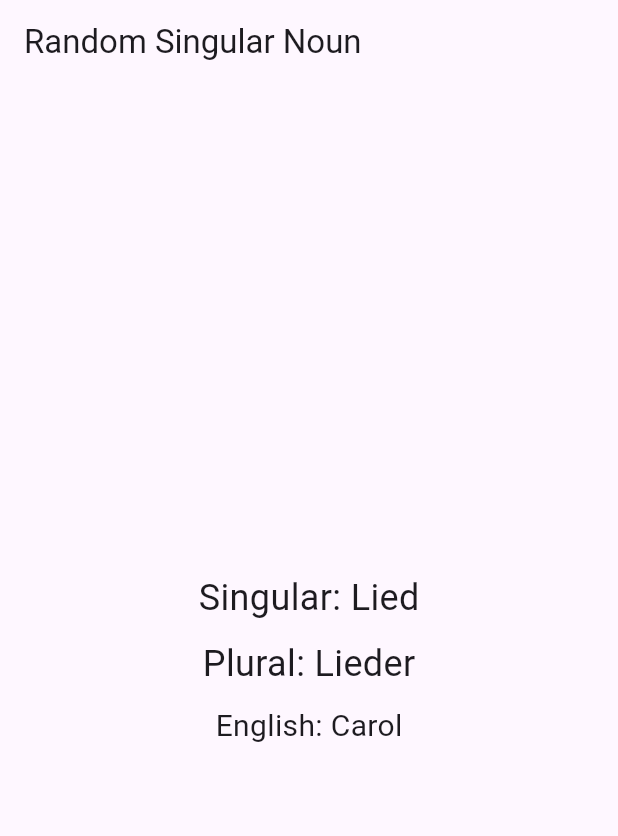
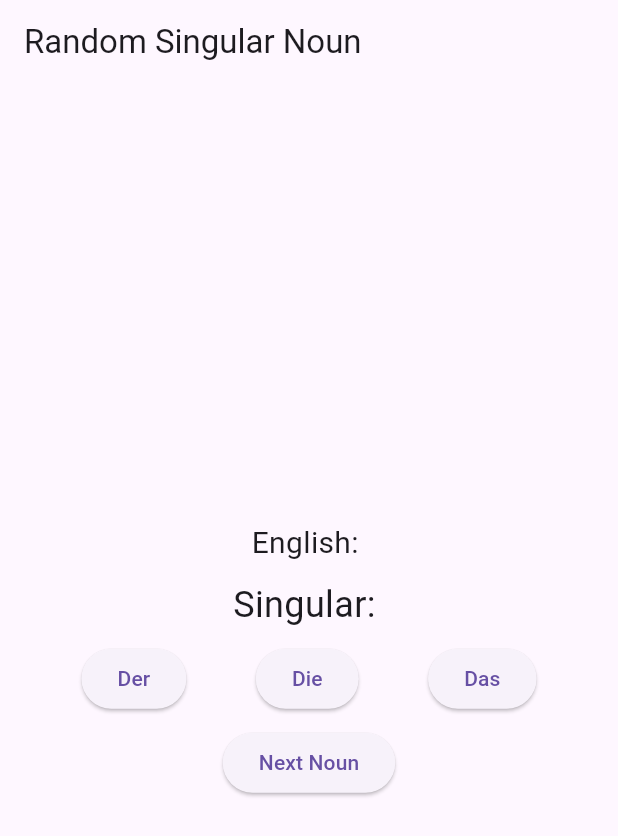
Before and after one commit to Chikitica/oh_nein, a Flutter app: the screen it shows after launch, on a phone screen of 412 x 824 dp. Shown: the top 836 px of the screen. Run offline on Flutter 3.47's test engine with Material 3 defaults, Android fonts, the phone set to English and light mode, and no system bars.

Commit message:
First working version.

```diff
--- a/lib/main.dart
+++ b/lib/main.dart
@@ -18,43 +18,31 @@ class MyApp extends StatelessWidget {
         appBar: AppBar(
           title: Text('Random Singular Noun'),
         ),
-        body: Center(
-          child: FutureBuilder(
-            future: _loadNouns(),
-            builder:
-                (BuildContext context, AsyncSnapshot<List<Noun>> snapshot) {
-              if (snapshot.connectionState == ConnectionState.waiting) {
-                return CircularProgressIndicator();
-              } else if (snapshot.hasError) {
-                return Text('Error loading data');
-              } else {
-                final List<Noun> nouns = snapshot.data ?? [];
-                final random = Random();
-                final randomNoun = nouns[random.nextInt(nouns.length - 1)];
-                return Column(
-                  mainAxisAlignment: MainAxisAlignment.center,
-                  children: [
-                    Text(
-                      'Singular: ${randomNoun.singular}',
-                      style: TextStyle(fontSize: 24.0),
-                    ),
-                    SizedBox(height: 10),
-                    Text(
-                      'Plural: ${randomNoun.plural}',
-                      style: TextStyle(fontSize: 24.0),
-                    ),
-                    SizedBox(height: 10),
-                    Text(
-                      'English: ${randomNoun.english}',
-                      style: TextStyle(fontSize: 20.0),
-                    ),
-                  ],
-                );
-              }
-            },
-          ),
-        ),
+        body: NounDisplay(),
       ),
+    );
+  }
+}
+class NounDisplay extends StatefulWidget {
+  @override
+  _NounDisplayState createState() => _NounDisplayState();
+}
+
+class _NounDisplayState extends State<NounDisplay> {
+  late Future<List<Noun>> _nouns;
+  late Noun _currentNoun;
+
+  @override
+  void initState() {
+    super.initState();
+    _nouns = _loadNouns();
+    _currentNoun = Noun(
+      id: '',
+      english: '',
+      articleSingular: '',
+      singular: '',
+      articlePlural: '',
+      plural: '',
     );
   }
 
@@ -63,4 +51,105 @@ class MyApp extends StatelessWidget {
     List<dynamic> jsonList = json.decode(data);
     return jsonList.map((item) => Noun.fromJson(item)).toList();
   }
+
+  void _showNewNoun() {
+    final random = Random();
+    _nouns.then((nouns) {
+      setState(() {
+        _currentNoun = nouns[random.nextInt(nouns.length)];
+      });
+    });
+  }
+
+  void _checkArticle(String article) {
+    String message;
+    if (_currentNoun.articleSingular.toLowerCase() == article.toLowerCase()) {
+      message = 'Correct!';
+    } else {
+      message = 'Oh nein!';
+    }
+
+    showDialog(
+      context: context,
+      builder: (BuildContext context) {
+        return AlertDialog(
+          title: Text('Result'),
+          content: Text(message),
+          actions: [
+            TextButton(
+              onPressed: () {
+                Navigator.of(context).pop();
+              },
+              child: Text('OK'),
+            ),
+          ],
+        );
+      },
+    );
+  }
+
+  @override
+  Widget build(BuildContext context) {
+    return Column(
+      mainAxisAlignment: MainAxisAlignment.center,
+      children: [
+        FutureBuilder(
+          future: _nouns,
+          builder: (BuildContext context, AsyncSnapshot<List<Noun>> snapshot) {
+            if (snapshot.connectionState == ConnectionState.waiting) {
+              return const CircularProgressIndicator();
+            } else if (snapshot.hasError) {
+              return const Text('Error loading data');
+            } else {
+              // final List<Noun> nouns = snapshot.data ?? [];
+              return Column(
+                mainAxisAlignment: MainAxisAlignment.center,
+                children: [
+                  Text(
+                    'English: ${_currentNoun.english}',
+                    style: const TextStyle(fontSize: 20.0),
+                  ),
+                  const SizedBox(height: 10),
+                  Text(
+                    'Singular: ${_currentNoun.singular}',
+                    style: const TextStyle(fontSize: 24.0),
+                  ),
+                ],
+              );
+            }
+          },
+        ),
+        Padding(
+          padding: const EdgeInsets.all(8.0),
+          child: Row(
+            mainAxisAlignment: MainAxisAlignment.spaceEvenly,
+            children: [
+              ElevatedButton(
+                onPressed: () {
+                  _checkArticle('Der');
+                },
+                child: const Text('Der'),
+              ),
+              ElevatedButton(
+                onPressed: () {
+                  _checkArticle('Die');
+                },
+                child: const Text('Die'),
+              ),
+              ElevatedButton(
+                onPressed: () {
+                  _checkArticle('Das');
+                },
+                child: const Text('Das'),
+              ),
+            ],
+          ),
+        ),
+        ElevatedButton(
+          onPressed: _showNewNoun,
+          child: const Text('Next Noun'),
+        ),
+      ],
+    );
+  }
 }
```
